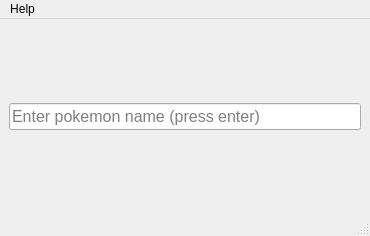
This is main.ui in BrianHammond/Pokemon_REST_API_Getter as Qt 5 draws it before an edit. The edited form follows.
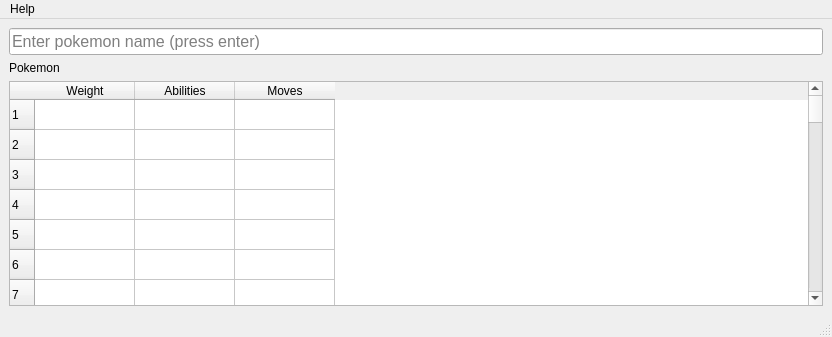
This is the edited form. Icons and pictures are not drawn.

Commit message: updated to import to table

```diff
--- a/main.ui
+++ b/main.ui
@@ -6,8 +6,8 @@
    <rect>
     <x>0</x>
     <y>0</y>
-    <width>370</width>
-    <height>236</height>
+    <width>832</width>
+    <height>337</height>
    </rect>
   </property>
   <property name="windowTitle">
@@ -27,6 +27,542 @@
       </property>
      </widget>
     </item>
+    <item>
+     <widget class="QLabel" name="pokemon_label">
+      <property name="styleSheet">
+       <string notr="true">font: 12pt &quot;MS Shell Dlg 2&quot;;</string>
+      </property>
+      <property name="text">
+       <string>Pokemon</string>
+      </property>
+     </widget>
+    </item>
+    <item>
+     <layout class="QHBoxLayout" name="horizontalLayout">
+      <item>
+       <widget class="QTableWidget" name="table">
+        <property name="rowCount">
+         <number>500</number>
+        </property>
+        <row/>
+        <row/>
+        <row/>
+        <row/>
+        <row/>
+        <row/>
+        <row/>
+        <row/>
+        <row/>
+        <row/>
+        <row/>
+        <row/>
+        <row/>
+        <row/>
+        <row/>
+        <row/>
+        <row/>
+        <row/>
+        <row/>
+        <row/>
+        <row/>
+        <row/>
+        <row/>
+        <row/>
+        <row/>
+        <row/>
+        <row/>
+        <row/>
+        <row/>
+        <row/>
+        <row/>
+        <row/>
+        <row/>
+        <row/>
+        <row/>
+        <row/>
+        <row/>
+        <row/>
+        <row/>
+        <row/>
+        <row/>
+        <row/>
+        <row/>
+        <row/>
+        <row/>
+        <row/>
+        <row/>
+        <row/>
+        <row/>
+        <row/>
+        <row/>
+        <row/>
+        <row/>
+        <row/>
+        <row/>
+        <row/>
+        <row/>
+        <row/>
+        <row/>
+        <row/>
+        <row/>
+        <row/>
+        <row/>
+        <row/>
+        <row/>
+        <row/>
+        <row/>
+        <row/>
+        <row/>
+        <row/>
+        <row/>
+        <row/>
+        <row/>
+        <row/>
+        <row/>
+        <row/>
+        <row/>
+        <row/>
+        <row/>
+        <row/>
+        <row/>
+        <row/>
+        <row/>
+        <row/>
+        <row/>
+        <row/>
+        <row/>
+        <row/>
+        <row/>
+        <row/>
+        <row/>
+        <row/>
+        <row/>
+        <row/>
+        <row/>
+        <row/>
+        <row/>
+        <row/>
+        <row/>
+        <row/>
+        <row/>
+        <row/>
+        <row/>
+        <row/>
+        <row/>
+        <row/>
+        <row/>
+        <row/>
+        <row/>
+        <row/>
+        <row/>
+        <row/>
+        <row/>
+        <row/>
+        <row/>
+        <row/>
+        <row/>
+        <row/>
+        <row/>
+        <row/>
+        <row/>
+        <row/>
+        <row/>
+        <row/>
+        <row/>
+        <row/>
+        <row/>
+        <row/>
+        <row/>
+        <row/>
+        <row/>
+        <row/>
+        <row/>
+        <row/>
+        <row/>
+        <row/>
+        <row/>
+        <row/>
+        <row/>
+        <row/>
+        <row/>
+        <row/>
+        <row/>
+        <row/>
+        <row/>
+        <row/>
+        <row/>
+        <row/>
+        <row/>
+        <row/>
+        <row/>
+        <row/>
+        <row/>
+        <row/>
+        <row/>
+        <row/>
+        <row/>
+        <row/>
+        <row/>
+        <row/>
+        <row/>
+        <row/>
+        <row/>
+        <row/>
+        <row/>
+        <row/>
+        <row/>
+        <row/>
+        <row/>
+        <row/>
+        <row/>
+        <row/>
+        <row/>
+        <row/>
+        <row/>
+        <row/>
+        <row/>
+        <row/>
+        <row/>
+        <row/>
+        <row/>
+        <row/>
+        <row/>
+        <row/>
+        <row/>
+        <row/>
+        <row/>
+        <row/>
+        <row/>
+        <row/>
+        <row/>
+        <row/>
+        <row/>
+        <row/>
+        <row/>
+        <row/>
+        <row/>
+        <row/>
+        <row/>
+        <row/>
+        <row/>
+        <row/>
+        <row/>
+        <row/>
+        <row/>
+        <row/>
+        <row/>
+        <row/>
+        <row/>
+        <row/>
+        <row/>
+        <row/>
+        <row/>
+        <row/>
+        <row/>
+        <row/>
+        <row/>
+        <row/>
+        <row/>
+        <row/>
+        <row/>
+        <row/>
+        <row/>
+        <row/>
+        <row/>
+        <row/>
+        <row/>
+        <row/>
+        <row/>
+        <row/>
+        <row/>
+        <row/>
+        <row/>
+        <row/>
+        <row/>
+        <row/>
+        <row/>
+        <row/>
+        <row/>
+        <row/>
+        <row/>
+        <row/>
+        <row/>
+        <row/>
+        <row/>
+        <row/>
+        <row/>
+        <row/>
+        <row/>
+        <row/>
+        <row/>
+        <row/>
+        <row/>
+        <row/>
+        <row/>
+        <row/>
+        <row/>
+        <row/>
+        <row/>
+        <row/>
+        <row/>
+        <row/>
+        <row/>
+        <row/>
+        <row/>
+        <row/>
+        <row/>
+        <row/>
+        <row/>
+        <row/>
+        <row/>
+        <row/>
+        <row/>
+        <row/>
+        <row/>
+        <row/>
+        <row/>
+        <row/>
+        <row/>
+        <row/>
+        <row/>
+        <row/>
+        <row/>
+        <row/>
+        <row/>
+        <row/>
+        <row/>
+        <row/>
+        <row/>
+        <row/>
+        <row/>
+        <row/>
+        <row/>
+        <row/>
+        <row/>
+        <row/>
+        <row/>
+        <row/>
+        <row/>
+        <row/>
+        <row/>
+        <row/>
+        <row/>
+        <row/>
+        <row/>
+        <row/>
+        <row/>
+        <row/>
+        <row/>
+        <row/>
+        <row/>
+        <row/>
+        <row/>
+        <row/>
+        <row/>
+        <row/>
+        <row/>
+        <row/>
+        <row/>
+        <row/>
+        <row/>
+        <row/>
+        <row/>
+        <row/>
+        <row/>
+        <row/>
+        <row/>
+        <row/>
+        <row/>
+        <row/>
+        <row/>
+        <row/>
+        <row/>
+        <row/>
+        <row/>
+        <row/>
+        <row/>
+        <row/>
+        <row/>
+        <row/>
+        <row/>
+        <row/>
+        <row/>
+        <row/>
+        <row/>
+        <row/>
+        <row/>
+        <row/>
+        <row/>
+        <row/>
+        <row/>
+        <row/>
+        <row/>
+        <row/>
+        <row/>
+        <row/>
+        <row/>
+        <row/>
+        <row/>
+        <row/>
+        <row/>
+        <row/>
+        <row/>
+        <row/>
+        <row/>
+        <row/>
+        <row/>
+        <row/>
+        <row/>
+        <row/>
+        <row/>
+        <row/>
+        <row/>
+        <row/>
+        <row/>
+        <row/>
+        <row/>
+        <row/>
+        <row/>
+        <row/>
+        <row/>
+        <row/>
+        <row/>
+        <row/>
+        <row/>
+        <row/>
+        <row/>
+        <row/>
+        <row/>
+        <row/>
+        <row/>
+        <row/>
+        <row/>
+        <row/>
+        <row/>
+        <row/>
+        <row/>
+        <row/>
+        <row/>
+        <row/>
+        <row/>
+        <row/>
+        <row/>
+        <row/>
+        <row/>
+        <row/>
+        <row/>
+        <row/>
+        <row/>
+        <row/>
+        <row/>
+        <row/>
+        <row/>
+        <row/>
+        <row/>
+        <row/>
+        <row/>
+        <row/>
+        <row/>
+        <row/>
+        <row/>
+        <row/>
+        <row/>
+        <row/>
+        <row/>
+        <row/>
+        <row/>
+        <row/>
+        <row/>
+        <row/>
+        <row/>
+        <row/>
+        <row/>
+        <row/>
+        <row/>
+        <row/>
+        <row/>
+        <row/>
+        <row/>
+        <row/>
+        <row/>
+        <row/>
+        <row/>
+        <row/>
+        <row/>
+        <row/>
+        <row/>
+        <row/>
+        <row/>
+        <row/>
+        <row/>
+        <row/>
+        <row/>
+        <row/>
+        <row/>
+        <row/>
+        <row/>
+        <row/>
+        <row/>
+        <row/>
+        <row/>
+        <row/>
+        <row/>
+        <row/>
+        <row/>
+        <row/>
+        <row/>
+        <row/>
+        <row/>
+        <row/>
+        <row/>
+        <row/>
+        <row/>
+        <row/>
+        <row/>
+        <row/>
+        <row/>
+        <row/>
+        <row/>
+        <row/>
+        <row/>
+        <row/>
+        <row/>
+        <row/>
+        <row/>
+        <row/>
+        <row/>
+        <row/>
+        <row/>
+        <row/>
+        <row/>
+        <row/>
+        <row/>
+        <row/>
+        <row/>
+        <row/>
+        <row/>
+        <row/>
+        <row/>
+        <row/>
+        <column>
+         <property name="text">
+          <string>Weight</string>
+         </property>
+        </column>
+        <column>
+         <property name="text">
+          <string>Abilities</string>
+         </property>
+        </column>
+        <column>
+         <property name="text">
+          <string>Moves</string>
+         </property>
+        </column>
+       </widget>
+      </item>
+     </layout>
+    </item>
    </layout>
   </widget>
   <widget class="QMenuBar" name="menubar">
@@ -34,7 +570,7 @@
     <rect>
      <x>0</x>
      <y>0</y>
-     <width>370</width>
+     <width>832</width>
      <height>21</height>
     </rect>
    </property>
```
Left out of the diff: 4 changed lines with no effect on the pictures. The commit also changes 2 other files.
